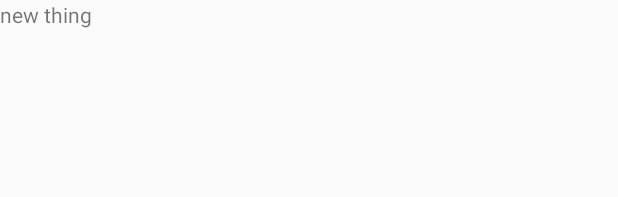
After one commit to Aakash006/StreamBase, an Android app: the layout media_info_activity.xml on its own in the app's theme, with its tools: preview values and no code run, on a phone screen of 412 x 824 dp. The commit adds this screen. Shown: the top 197 px of the screen. Run offline under Robolectric (Android 15) with nearby library versions, the phone set to English and light mode, and no system bars.

Commit message:
add activity for media info

```diff
--- a/app/src/main/AndroidManifest.xml
+++ b/app/src/main/AndroidManifest.xml
@@ -10,6 +10,7 @@
         android:roundIcon="@mipmap/ic_launcher_round"
         android:supportsRtl="true"
         android:theme="@style/AppTheme">
+        <activity android:name=".MediaInfoActivity"/>
         <activity android:name=".SearchActivity"/>
         <activity android:name=".MainActivity">
             <intent-filter>
--- /dev/null
+++ b/app/src/main/res/layout/media_info_activity.xml
@@ -0,0 +1,13 @@
+<?xml version="1.0" encoding="utf-8"?>
+<LinearLayout
+    xmlns:android="http://schemas.android.com/apk/res/android"
+    android:layout_width="match_parent"
+    android:layout_height="match_parent"
+    android:orientation="vertical"
+    android:layout_gravity="center_horizontal">
+    <TextView
+        android:layout_width="wrap_content"
+        android:layout_height="wrap_content"
+        android:id="@+id/mediaName"
+        android:text="new thing"/>
+</LinearLayout>
```
Also changed, not shown: app/src/main/java/com/example/streambase/MediaInfoActivity.java (added, +15 -0 lines), app/src/main/java/com/example/streambase/SearchActivity.java (+10 -0 lines).
